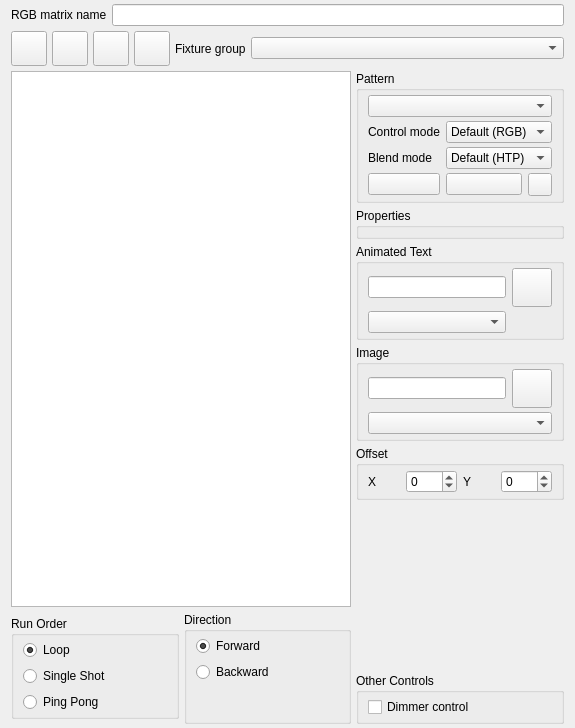
Qt form ui/src/rgbmatrixeditor.ui (mcallegari/qlcplus) before a commit.
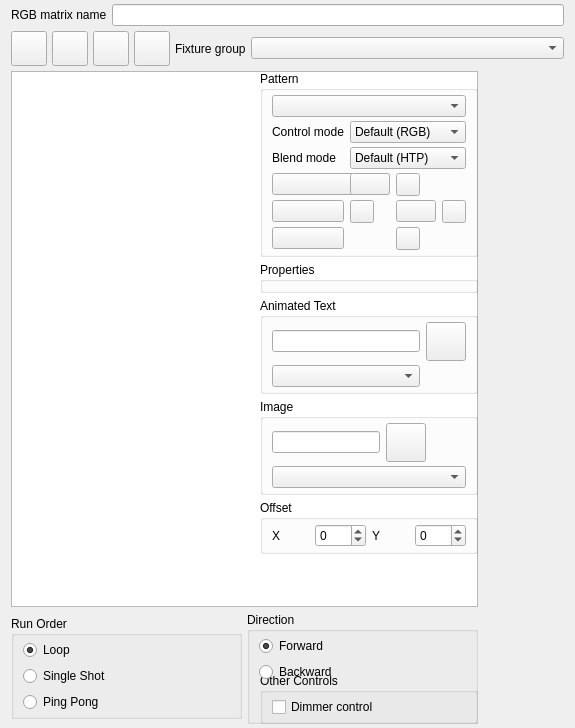
The same form after that commit. Icons and pictures are not drawn.

Commit message: Implement five colors support in ui code.

What changed in the file:
```diff
--- a/ui/src/rgbmatrixeditor.ui
+++ b/ui/src/rgbmatrixeditor.ui
@@ -42,7 +42,7 @@
    <property name="spacing">
     <number>5</number>
    </property>
-   <item row="2" column="0" colspan="3">
+   <item row="2" column="0" colspan="4">
     <widget class="QGraphicsView" name="m_preview"/>
    </item>
    <item row="2" column="3" rowspan="3">
@@ -68,10 +68,10 @@
         <property name="verticalSpacing">
          <number>4</number>
         </property>
-        <item row="5" column="0">
-         <widget class="QPushButton" name="m_startColorButton">
+        <item row="5" column="0" colspan="2">
+         <widget class="QPushButton" name="m_mtxColor1Button">
           <property name="toolTip">
-           <string>Matrix start color</string>
+           <string>Matrix color 1</string>
           </property>
           <property name="iconSize">
            <size>
@@ -82,9 +82,9 @@
          </widget>
         </item>
         <item row="5" column="1">
-         <widget class="QPushButton" name="m_endColorButton">
+         <widget class="QPushButton" name="m_mtxColor2Button">
           <property name="toolTip">
-           <string>Matrix end color</string>
+           <string>Matrix color 2</string>
           </property>
           <property name="text">
            <string/>
@@ -97,25 +97,100 @@
           </property>
          </widget>
         </item>
-        <item row="0" column="0" colspan="3">
+        <item row="5" column="2">
+         <widget class="QToolButton" name="m_resetMtxColor2Button">
+          <property name="toolTip">
+           <string>Reset the end color</string>
+          </property>
+          <property name="icon">
+           <iconset resource="qlcui.qrc">
+            <normaloff>:/fileclose.png</normaloff>:/fileclose.png</iconset>
+          </property>
+         </widget>
+        </item>
+        <item row="6" column="0">
+         <widget class="QPushButton" name="m_mtxColor3Button">
+          <property name="toolTip">
+           <string>Matrix color 3</string>
+          </property>
+          <property name="iconSize">
+           <size>
+            <width>50</width>
+            <height>26</height>
+           </size>
+          </property>
+         </widget>
+        </item>
+        <item row="6" column="1">
+         <widget class="QToolButton" name="m_resetMtxColor3Button">
+          <property name="toolTip">
+           <string>Reset the end color</string>
+          </property>
+          <property name="icon">
+           <iconset resource="qlcui.qrc">
+            <normaloff>:/fileclose.png</normaloff>:/fileclose.png</iconset>
+          </property>
+         </widget>
+        </item>
+        <item row="6" column="2">
+         <widget class="QPushButton" name="m_mtxColor4Button">
+          <property name="toolTip">
+           <string>Matrix color 4</string>
+          </property>
+          <property name="text">
+           <string/>
+          </property>
+          <property name="iconSize">
+           <size>
+            <width>50</width>
+            <height>26</height>
+           </size>
+          </property>
+         </widget>
+        </item>
+        <item row="6" column="3">
+         <widget class="QToolButton" name="m_resetMtxColor4Button">
+          <property name="toolTip">
+           <string>Reset the end color</string>
+          </property>
+          <property name="icon">
+           <iconset resource="qlcui.qrc">
+            <normaloff>:/fileclose.png</normaloff>:/fileclose.png</iconset>
+          </property>
+         </widget>
+        </item>
+        <item row="7" column="0">
+         <widget class="QPushButton" name="m_mtxColor5Button">
+          <property name="toolTip">
+           <string>Matrix color 5</string>
+          </property>
+          <property name="iconSize">
+           <size>
+            <width>50</width>
+            <height>26</height>
+           </size>
+          </property>
+         </widget>
+        </item>
+        <item row="7" column="2">
+         <widget class="QToolButton" name="m_resetMtxColor5Button">
+          <property name="toolTip">
+           <string>Reset the end color</string>
+          </property>
+          <property name="icon">
+           <iconset resource="qlcui.qrc">
+            <normaloff>:/fileclose.png</normaloff>:/fileclose.png</iconset>
+          </property>
+         </widget>
+        </item>
+        <item row="0" column="0" colspan="4">
          <widget class="QComboBox" name="m_patternCombo">
           <property name="toolTip">
            <string>The RGB matrix pattern</string>
           </property>
          </widget>
         </item>
-        <item row="5" column="2">
-         <widget class="QToolButton" name="m_resetEndColorButton">
-          <property name="toolTip">
-           <string>Reset the end color</string>
-          </property>
-          <property name="icon">
-           <iconset resource="qlcui.qrc">
-            <normaloff>:/fileclose.png</normaloff>:/fileclose.png</iconset>
-          </property>
-         </widget>
-        </item>
-        <item row="3" column="1" colspan="2">
+        <item row="3" column="1" colspan="3">
          <widget class="QComboBox" name="m_blendModeCombo">
           <item>
            <property name="text">
@@ -153,7 +228,7 @@
           </property>
          </widget>
         </item>
-        <item row="2" column="1" colspan="2">
+        <item row="2" column="1" colspan="3">
          <widget class="QComboBox" name="m_controlModeCombo">
           <item>
            <property name="text">
@@ -311,7 +386,7 @@
           </property>
          </widget>
         </item>
-        <item row="1" column="0" colspan="2">
+        <item row="1" column="0" colspan="3">
          <widget class="QComboBox" name="m_imageAnimationCombo"/>
         </item>
        </layout>
@@ -421,7 +496,7 @@
      </layout>
     </widget>
    </item>
-   <item row="0" column="0" colspan="4">
+   <item row="0" column="0" colspan="5">
     <layout class="QHBoxLayout" name="horizontalLayout_2">
      <item>
       <widget class="QLabel" name="m_nameLabel">
@@ -451,7 +526,7 @@
      </item>
     </layout>
    </item>
-   <item row="1" column="0" colspan="4">
+   <item row="1" column="0" colspan="5">
     <layout class="QHBoxLayout" name="horizontalLayout_4">
      <item>
       <widget class="QToolButton" name="m_speedDialButton">
@@ -561,7 +636,7 @@
      </item>
     </layout>
    </item>
-   <item row="3" column="0" rowspan="2" colspan="3">
+   <item row="3" column="0" rowspan="2" colspan="4">
     <layout class="QGridLayout" name="gridLayout_6">
      <item row="0" column="0">
       <widget class="QGroupBox" name="m_runOrderGroup">
```
The commit also changes 14 other files.
